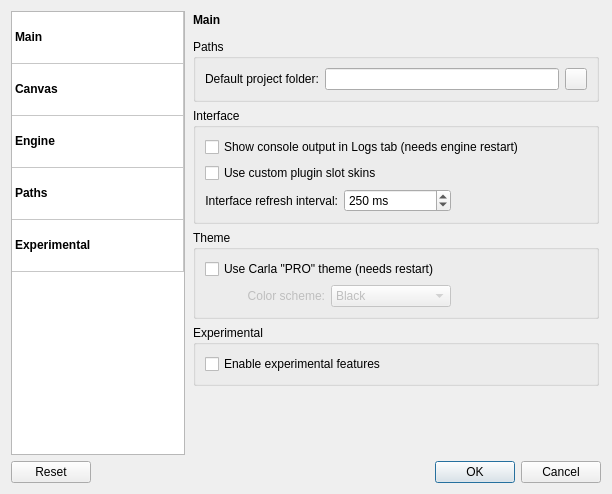
First picture: the form in resources/ui/carla_settings.ui, repository falkTX/Carla, before the edit.
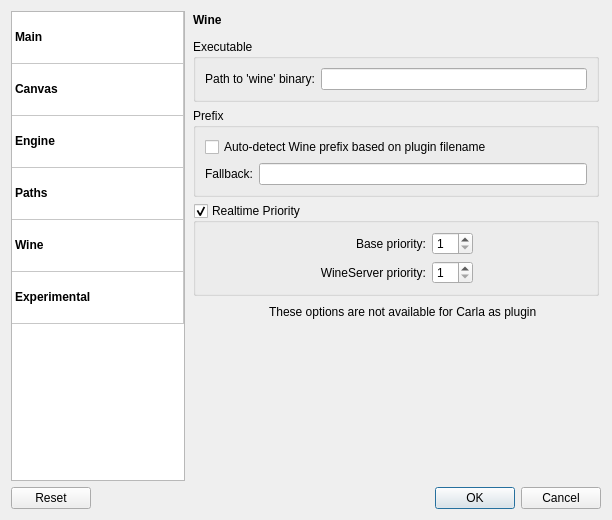
Second picture: the form after the edit. The open tabs and pages were chosen to show the change. Icons and pictures are not drawn.

Commit message: Start settings for Wine

```diff
--- a/resources/ui/carla_settings.ui
+++ b/resources/ui/carla_settings.ui
@@ -7,7 +7,7 @@
     <x>0</x>
     <y>0</y>
     <width>612</width>
-    <height>465</height>
+    <height>484</height>
    </rect>
   </property>
   <property name="minimumSize">
@@ -86,6 +86,11 @@
          <string>paths</string>
         </property>
        </row>
+       <row>
+        <property name="text">
+         <string>wine</string>
+        </property>
+       </row>
        <row>
         <property name="text">
          <string>experimental</string>
@@ -173,6 +178,24 @@
        </item>
        <item row="4" column="0">
         <property name="text">
+         <string>Wine</string>
+        </property>
+        <property name="font">
+         <font>
+          <weight>75</weight>
+          <bold>true</bold>
+         </font>
+        </property>
+        <property name="icon">
+         <iconset resource="../resources.qrc">
+          <normaloff>:/48x48/wine.png</normaloff>:/48x48/wine.png</iconset>
+        </property>
+        <property name="flags">
+         <set>ItemIsSelectable|ItemIsEnabled</set>
+        </property>
+       </item>
+       <item row="5" column="0">
+        <property name="text">
          <string>Experimental</string>
         </property>
         <property name="font">
@@ -1380,6 +1403,290 @@
          </item>
         </layout>
        </widget>
+       <widget class="QWidget" name="page_wine">
+        <layout class="QVBoxLayout" name="verticalLayout_25">
+         <property name="margin">
+          <number>2</number>
+         </property>
+         <item>
+          <layout class="QHBoxLayout" name="horizontalLayout_17">
+           <item>
+            <widget class="QLabel" name="label_29">
+             <property name="text">
+              <string>&lt;b&gt;Wine&lt;/b&gt;</string>
+             </property>
+             <property name="alignment">
+              <set>Qt::AlignLeading|Qt::AlignLeft|Qt::AlignTop</set>
+             </property>
+            </widget>
+           </item>
+           <item>
+            <spacer name="horizontalSpacer_26">
+             <property name="orientation">
+              <enum>Qt::Horizontal</enum>
+             </property>
+             <property name="sizeHint" stdset="0">
+              <size>
+               <width>40</width>
+               <height>20</height>
+              </size>
+             </property>
+            </spacer>
+           </item>
+           <item>
+            <widget class="QLabel" name="label_icon_engine_4">
+             <property name="text">
+              <string notr="true"/>
+             </property>
+             <property name="pixmap">
+              <pixmap resource="../resources.qrc">:/48x48/wine.png</pixmap>
+             </property>
+             <property name="alignment">
+              <set>Qt::AlignHCenter|Qt::AlignTop</set>
+             </property>
+            </widget>
+           </item>
+          </layout>
+         </item>
+         <item>
+          <widget class="QGroupBox" name="group_wine_exec">
+           <property name="title">
+            <string>Executable</string>
+           </property>
+           <layout class="QHBoxLayout" name="horizontalLayout_18">
+            <item>
+             <widget class="QLabel" name="label_8">
+              <property name="text">
+               <string>Path to 'wine' binary:</string>
+              </property>
+              <property name="alignment">
+               <set>Qt::AlignRight|Qt::AlignTrailing|Qt::AlignVCenter</set>
+              </property>
+             </widget>
+            </item>
+            <item>
+             <widget class="QLineEdit" name="le_wine_exec"/>
+            </item>
+           </layout>
+          </widget>
+         </item>
+         <item>
+          <widget class="QGroupBox" name="group_wine_prefix">
+           <property name="title">
+            <string>Prefix</string>
+           </property>
+           <layout class="QGridLayout" name="gridLayout_6">
+            <item row="0" column="0" colspan="2">
+             <widget class="QCheckBox" name="cb_wine_prefix_detect">
+              <property name="text">
+               <string>Auto-detect Wine prefix based on plugin filename</string>
+              </property>
+             </widget>
+            </item>
+            <item row="1" column="0">
+             <widget class="QLabel" name="label">
+              <property name="text">
+               <string>Fallback:</string>
+              </property>
+              <property name="alignment">
+               <set>Qt::AlignRight|Qt::AlignTrailing|Qt::AlignVCenter</set>
+              </property>
+             </widget>
+            </item>
+            <item row="1" column="1">
+             <widget class="QLineEdit" name="le_wine_prefix_fallback"/>
+            </item>
+           </layout>
+          </widget>
+         </item>
+         <item>
+          <widget class="QGroupBox" name="group_wine_realtime">
+           <property name="title">
+            <string>Realtime Priority</string>
+           </property>
+           <property name="checkable">
+            <bool>true</bool>
+           </property>
+           <layout class="QGridLayout" name="gridLayout_5">
+            <item row="1" column="3">
+             <spacer name="horizontalSpacer_28">
+              <property name="orientation">
+               <enum>Qt::Horizontal</enum>
+              </property>
+              <property name="sizeHint" stdset="0">
+               <size>
+                <width>40</width>
+                <height>20</height>
+               </size>
+              </property>
+             </spacer>
+            </item>
+            <item row="0" column="3">
+             <spacer name="horizontalSpacer_27">
+              <property name="orientation">
+               <enum>Qt::Horizontal</enum>
+              </property>
+              <property name="sizeHint" stdset="0">
+               <size>
+                <width>40</width>
+                <height>20</height>
+               </size>
+              </property>
+             </spacer>
+            </item>
+            <item row="0" column="2">
+             <widget class="QSpinBox" name="sb_wine_base_prio">
+              <property name="minimum">
+               <number>1</number>
+              </property>
+              <property name="maximum">
+               <number>89</number>
+              </property>
+             </widget>
+            </item>
+            <item row="0" column="1">
+             <widget class="QLabel" name="label_2">
+              <property name="text">
+               <string>Base priority:</string>
+              </property>
+              <property name="alignment">
+               <set>Qt::AlignRight|Qt::AlignTrailing|Qt::AlignVCenter</set>
+              </property>
+             </widget>
+            </item>
+            <item row="1" column="1">
+             <widget class="QLabel" name="label_3">
+              <property name="text">
+               <string>WineServer priority:</string>
+              </property>
+              <property name="alignment">
+               <set>Qt::AlignRight|Qt::AlignTrailing|Qt::AlignVCenter</set>
+              </property>
+             </widget>
+            </item>
+            <item row="1" column="2">
+             <widget class="QSpinBox" name="sb_wine_server_prio">
+              <property name="minimum">
+               <number>1</number>
+              </property>
+              <property name="maximum">
+               <number>99</number>
+              </property>
+             </widget>
+            </item>
+            <item row="0" column="0">
+             <spacer name="horizontalSpacer_29">
+              <property name="orientation">
+               <enum>Qt::Horizontal</enum>
+              </property>
+              <property name="sizeHint" stdset="0">
+               <size>
+                <width>40</width>
+                <height>20</height>
+               </size>
+              </property>
+             </spacer>
+            </item>
+            <item row="1" column="0">
+             <spacer name="horizontalSpacer_30">
+              <property name="orientation">
+               <enum>Qt::Horizontal</enum>
+              </property>
+              <property name="sizeHint" stdset="0">
+               <size>
+                <width>40</width>
+                <height>20</height>
+               </size>
+              </property>
+             </spacer>
+            </item>
+           </layout>
+          </widget>
+         </item>
+         <item>
+          <layout class="QHBoxLayout" name="horizontalLayout_14">
+           <item>
+            <spacer name="horizontalSpacer_24">
+             <property name="orientation">
+              <enum>Qt::Horizontal</enum>
+             </property>
+             <property name="sizeHint" stdset="0">
+              <size>
+               <width>40</width>
+               <height>20</height>
+              </size>
+             </property>
+            </spacer>
+           </item>
+           <item>
+            <widget class="QLabel" name="label_26">
+             <property name="maximumSize">
+              <size>
+               <width>22</width>
+               <height>22</height>
+              </size>
+             </property>
+             <property name="text">
+              <string/>
+             </property>
+             <property name="pixmap">
+              <pixmap resource="../resources.qrc">:/16x16/dialog-information.png</pixmap>
+             </property>
+             <property name="alignment">
+              <set>Qt::AlignRight|Qt::AlignTrailing|Qt::AlignVCenter</set>
+             </property>
+            </widget>
+           </item>
+           <item>
+            <widget class="QLabel" name="label_27">
+             <property name="text">
+              <string>These options are not available for Carla as plugin</string>
+             </property>
+            </widget>
+           </item>
+           <item>
+            <spacer name="horizontalSpacer_25">
+             <property name="orientation">
+              <enum>Qt::Horizontal</enum>
+             </property>
+             <property name="sizeHint" stdset="0">
+              <size>
+               <width>40</width>
+               <height>20</height>
+              </size>
+             </property>
+            </spacer>
+           </item>
+          </layout>
+         </item>
+         <item>
+          <spacer name="verticalSpacer_5">
+           <property name="orientation">
+            <enum>Qt::Vertical</enum>
+           </property>
+           <property name="sizeHint" stdset="0">
+            <size>
+             <width>20</width>
+             <height>115</height>
+            </size>
+           </property>
+          </spacer>
+         </item>
+         <item>
+          <widget class="QLabel" name="label_28">
+           <property name="maximumSize">
+            <size>
+             <width>16777215</width>
+             <height>5</height>
+            </size>
+           </property>
+           <property name="text">
+            <string/>
+           </property>
+          </widget>
+         </item>
+        </layout>
+       </widget>
        <widget class="QWidget" name="page_experimental">
         <layout class="QVBoxLayout" name="verticalLayout_21">
          <property name="margin">
@@ -1494,6 +1801,16 @@
               </property>
              </widget>
             </item>
+            <item>
+             <widget class="QCheckBox" name="ch_exp_wine_bridges">
+              <property name="enabled">
+               <bool>false</bool>
+              </property>
+              <property name="text">
+               <string>Enable Wine bridges</string>
+              </property>
+             </widget>
+            </item>
             <item>
              <widget class="QCheckBox" name="ch_exp_jack_apps">
               <property name="text">
```
Left out of the diff: 16 changed lines with no effect on the pictures. The commit also changes 9 other files.
